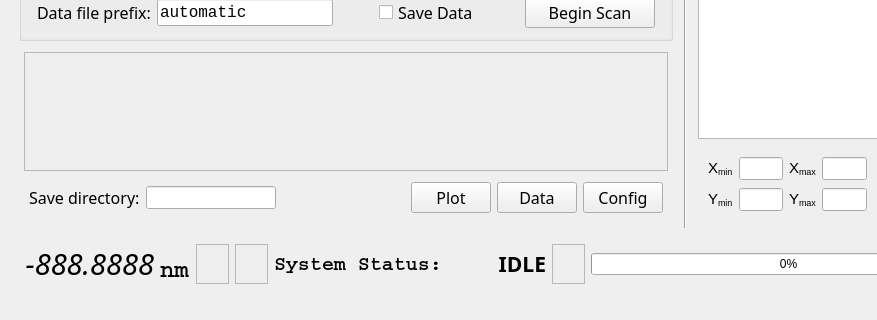
mitbailey/driver_converter, file runnable/mainwindow_mk2.ui: the form before one commit; both pictures show x 0 to 877 and y 280 to 600 of the 1000 by 600 pixel window.
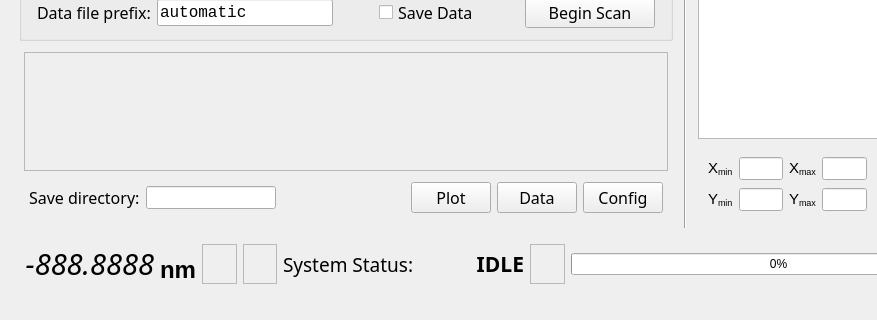
The form after the commit.

Commit message: Changed font loading style

Diff of the .ui file:
```diff
--- a/runnable/mainwindow_mk2.ui
+++ b/runnable/mainwindow_mk2.ui
@@ -824,7 +824,7 @@
        <widget class="QLabel" name="label">
         <property name="font">
          <font>
-          <family>Courier</family>
+          <family>Segoe UI</family>
           <pointsize>18</pointsize>
           <weight>75</weight>
           <bold>true</bold>
@@ -862,10 +862,11 @@
        <widget class="QLabel" name="label_2">
         <property name="font">
          <font>
-          <family>Courier</family>
-          <pointsize>15</pointsize>
-          <weight>75</weight>
-          <bold>true</bold>
+          <family>Segoe UI Semibold</family>
+          <pointsize>14</pointsize>
+          <weight>50</weight>
+          <italic>false</italic>
+          <bold>false</bold>
          </font>
         </property>
         <property name="text">
```
The commit also changes 2 other files.
